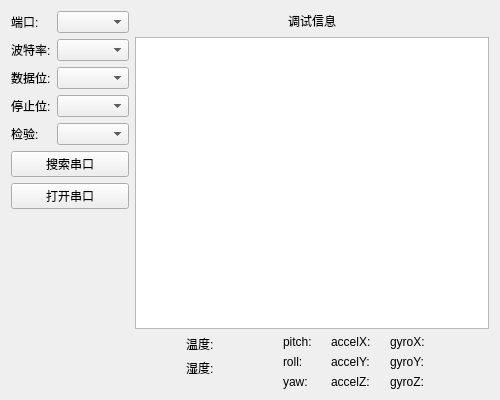
Above: qt/comm.ui from llllishuo/Vehicle_StatusMonitoring_Demo before the change. Below: the same form after it.
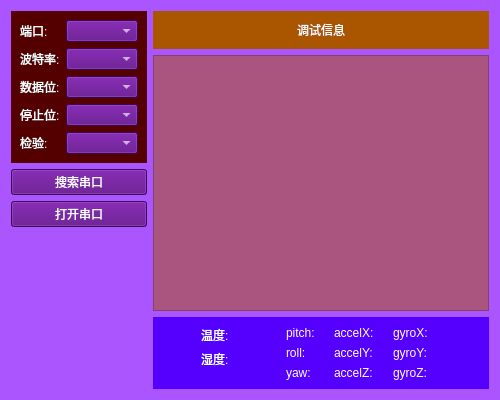
That is the form after the change.

What changed in the file:
```diff
--- a/qt/comm.ui
+++ b/qt/comm.ui
@@ -11,7 +11,11 @@
    </rect>
   </property>
   <property name="windowTitle">
-   <string>Form</string>
+   <string>串口</string>
+  </property>
+  <property name="styleSheet">
+   <string notr="true">background-color: rgb(170, 85, 255);
+font: 700 9pt &quot;FiraCode Nerd Font Mono&quot;;</string>
   </property>
   <layout class="QGridLayout" name="gridLayout">
    <item row="0" column="0">
@@ -19,61 +23,121 @@
      <item>
       <layout class="QVBoxLayout" name="comm_sp_verticalLayout">
        <item>
+        <widget class="QWidget" name="" native="true">
+         <property name="styleSheet">
+          <string notr="true">background-color: rgb(85, 0, 0);</string>
+         </property>
         <layout class="QFormLayout" name="serialPort_setting_formLayout">
          <item row="0" column="0">
           <widget class="QLabel" name="port_label">
+            <property name="styleSheet">
+             <string notr="true">color: rgb(255, 255, 255);
+font: 700 9pt &quot;FiraCode Nerd Font Mono&quot;;</string>
+            </property>
            <property name="text">
             <string>端口:</string>
            </property>
           </widget>
          </item>
          <item row="0" column="1">
-          <widget class="QComboBox" name="port_comboBox"/>
+           <widget class="QComboBox" name="port_comboBox">
+            <property name="styleSheet">
+             <string notr="true">background-color: rgb(85, 0, 127);
+color: rgb(255, 255, 255);
+font: 700 9pt &quot;FiraCode Nerd Font Mono&quot;;</string>
+            </property>
+           </widget>
          </item>
          <item row="1" column="0">
           <widget class="QLabel" name="baudRate_label">
+            <property name="styleSheet">
+             <string notr="true">color: rgb(255, 255, 255);
+font: 700 9pt &quot;FiraCode Nerd Font Mono&quot;;</string>
+            </property>
            <property name="text">
             <string>波特率:</string>
            </property>
           </widget>
          </item>
          <item row="1" column="1">
-          <widget class="QComboBox" name="baudRate_comboBox"/>
+           <widget class="QComboBox" name="baudRate_comboBox">
+            <property name="styleSheet">
+             <string notr="true">background-color: rgb(85, 0, 127);
+color: rgb(255, 255, 255);
+font: 700 9pt &quot;FiraCode Nerd Font Mono&quot;;</string>
+            </property>
+           </widget>
          </item>
          <item row="2" column="0">
           <widget class="QLabel" name="dataBits_label">
+            <property name="styleSheet">
+             <string notr="true">color: rgb(255, 255, 255);
+font: 700 9pt &quot;FiraCode Nerd Font Mono&quot;;</string>
+            </property>
            <property name="text">
             <string>数据位:</string>
            </property>
           </widget>
          </item>
          <item row="2" column="1">
-          <widget class="QComboBox" name="dataBits_comboBox"/>
+           <widget class="QComboBox" name="dataBits_comboBox">
+            <property name="styleSheet">
+             <string notr="true">background-color: rgb(85, 0, 127);
+color: rgb(255, 255, 255);
+font: 700 9pt &quot;FiraCode Nerd Font Mono&quot;;</string>
+            </property>
+           </widget>
          </item>
          <item row="3" column="0">
           <widget class="QLabel" name="stopBits_label">
+            <property name="styleSheet">
+             <string notr="true">color: rgb(255, 255, 255);
+font: 700 9pt &quot;FiraCode Nerd Font Mono&quot;;</string>
+            </property>
            <property name="text">
             <string>停止位:</string>
            </property>
           </widget>
          </item>
          <item row="3" column="1">
-          <widget class="QComboBox" name="stopBits_comboBox"/>
+           <widget class="QComboBox" name="stopBits_comboBox">
+            <property name="styleSheet">
+             <string notr="true">background-color: rgb(85, 0, 127);
+color: rgb(255, 255, 255);
+font: 700 9pt &quot;FiraCode Nerd Font Mono&quot;;</string>
+            </property>
+           </widget>
          </item>
          <item row="4" column="0">
           <widget class="QLabel" name="checkBits_label">
+            <property name="styleSheet">
+             <string notr="true">color: rgb(255, 255, 255);
+font: 700 9pt &quot;FiraCode Nerd Font Mono&quot;;</string>
+            </property>
            <property name="text">
             <string>检验:</string>
            </property>
           </widget>
          </item>
          <item row="4" column="1">
-          <widget class="QComboBox" name="checkBits_comboBox"/>
-         </item>
-        </layout>
+           <widget class="QComboBox" name="checkBits_comboBox">
+            <property name="styleSheet">
+             <string notr="true">background-color: rgb(85, 0, 127);
+color: rgb(255, 255, 255);
+font: 700 9pt &quot;FiraCode Nerd Font Mono&quot;;</string>
+            </property>
+           </widget>
+          </item>
+         </layout>
+        </widget>
        </item>
        <item>
         <widget class="QPushButton" name="serialPort_search_but">
+         <property name="styleSheet">
+          <string notr="true">background-color: rgb(85, 0, 127);
+color: rgb(255, 255, 255);
+font: 700 9pt &quot;FiraCode Nerd Font Mono&quot;;</string>
+         </property>
          <property name="text">
           <string>搜索串口</string>
          </property>
@@ -81,6 +145,11 @@
        </item>
        <item>
         <widget class="QPushButton" name="serialPort_open_but">
+         <property name="styleSheet">
+          <string notr="true">background-color: rgb(85, 0, 127);
+color: rgb(255, 255, 255);
+font: 700 9pt &quot;FiraCode Nerd Font Mono&quot;;</string>
+         </property>
          <property name="text">
           <string>打开串口</string>
          </property>
@@ -106,6 +175,10 @@
        <item>
         <layout class="QVBoxLayout" name="debug_verticalLayout">
          <item>
+          <widget class="QWidget" name="" native="true">
+           <property name="styleSheet">
+            <string notr="true">background-color: rgb(170, 85, 0);</string>
+           </property>
           <layout class="QHBoxLayout" name="debug_text_horizontalLayout">
            <item>
             <spacer name="horizontalSpacer_2">
@@ -122,6 +195,11 @@
            </item>
            <item>
             <widget class="QLabel" name="debug_label">
+              <property name="styleSheet">
+               <string notr="true">
+color: rgb(255, 255, 255);
+font: 700 9pt &quot;FiraCode Nerd Font Mono&quot;;</string>
+              </property>
              <property name="text">
               <string>调试信息</string>
              </property>
@@ -141,13 +219,24 @@
             </spacer>
            </item>
           </layout>
+          </widget>
          </item>
          <item>
-          <widget class="QTextEdit" name="debug_textEdit"/>
+          <widget class="QTextEdit" name="debug_textEdit">
+           <property name="styleSheet">
+            <string notr="true">background-color: rgb(170, 85, 127);
+color: rgb(255, 255, 255);
+font: 700 9pt &quot;FiraCode Nerd Font Mono&quot;;</string>
+           </property>
+          </widget>
          </item>
         </layout>
        </item>
        <item>
+        <widget class="QWidget" name="" native="true">
+         <property name="styleSheet">
+          <string notr="true">background-color: rgb(85, 0, 255);</string>
+         </property>
         <layout class="QHBoxLayout" name="numValue_horizontalLayout">
          <item>
           <spacer name="horizontalSpacer_5">
@@ -166,6 +255,11 @@
           <layout class="QFormLayout" name="temp_formLayout">
            <item row="0" column="0">
             <widget class="QLabel" name="temp_label">
+              <property name="styleSheet">
+               <string notr="true">
+color: rgb(255, 255, 255);
+font: 700 9pt &quot;FiraCode Nerd Font Mono&quot;;</string>
+              </property>
              <property name="text">
               <string>温度:</string>
              </property>
@@ -173,6 +267,11 @@
            </item>
            <item row="1" column="0">
             <widget class="QLabel" name="hum_label">
+              <property name="styleSheet">
+               <string notr="true">
+color: rgb(255, 255, 255);
+font: 700 9pt &quot;FiraCode Nerd Font Mono&quot;;</string>
+              </property>
              <property name="text">
               <string>湿度:</string>
              </property>
@@ -180,6 +279,11 @@
            </item>
            <item row="0" column="1">
             <widget class="QLabel" name="temp_value_label">
+              <property name="styleSheet">
+               <string notr="true">
+color: rgb(255, 255, 255);
+font: 700 9pt &quot;FiraCode Nerd Font Mono&quot;;</string>
+              </property>
              <property name="text">
               <string/>
              </property>
@@ -187,6 +291,11 @@
            </item>
            <item row="1" column="1">
             <widget class="QLabel" name="hum_value_label">
+              <property name="styleSheet">
+               <string notr="true">
+color: rgb(255, 255, 255);
+font: 700 9pt &quot;FiraCode Nerd Font Mono&quot;;</string>
+              </property>
              <property name="text">
               <string/>
              </property>
@@ -211,6 +320,11 @@
           <layout class="QFormLayout" name="posture_formLayout">
            <item row="0" column="0">
             <widget class="QLabel" name="pitch_label">
+              <property name="styleSheet">
+               <string notr="true">
+color: rgb(255, 255, 255);
+font: 700 9pt &quot;FiraCode Nerd Font Mono&quot;;</string>
+              </property>
              <property name="text">
               <string>pitch:</string>
              </property>
@@ -218,6 +332,11 @@
            </item>
            <item row="1" column="0">
             <widget class="QLabel" name="roll_label">
+              <property name="styleSheet">
+               <string notr="true">
+color: rgb(255, 255, 255);
+font: 700 9pt &quot;FiraCode Nerd Font Mono&quot;;</string>
+              </property>
              <property name="text">
               <string>roll:</string>
              </property>
@@ -225,6 +344,11 @@
            </item>
            <item row="2" column="0">
             <widget class="QLabel" name="yaw_label">
+              <property name="styleSheet">
+               <string notr="true">
+color: rgb(255, 255, 255);
+font: 700 9pt &quot;FiraCode Nerd Font Mono&quot;;</string>
+              </property>
              <property name="text">
               <string>yaw:</string>
              </property>
@@ -232,6 +356,11 @@
            </item>
            <item row="0" column="1">
             <widget class="QLabel" name="pitch_value_label">
+              <property name="styleSheet">
+               <string notr="true">
+color: rgb(255, 255, 255);
+font: 700 9pt &quot;FiraCode Nerd Font Mono&quot;;</string>
+              </property>
              <property name="text">
               <string/>
              </property>
@@ -239,6 +368,11 @@
            </item>
            <item row="1" column="1">
             <widget class="QLabel" name="roll_value_label">
+              <property name="styleSheet">
+               <string notr="true">
+color: rgb(255, 255, 255);
+font: 700 9pt &quot;FiraCode Nerd Font Mono&quot;;</string>
+              </property>
              <property name="text">
               <string/>
              </property>
@@ -246,6 +380,11 @@
            </item>
            <item row="2" column="1">
             <widget class="QLabel" name="yaw_value_label">
+              <property name="styleSheet">
+               <string notr="true">
+color: rgb(255, 255, 255);
+font: 700 9pt &quot;FiraCode Nerd Font Mono&quot;;</string>
+              </property>
              <property name="text">
               <string/>
              </property>
@@ -257,6 +396,11 @@
           <layout class="QFormLayout" name="formLayout">
            <item row="0" column="0">
             <widget class="QLabel" name="accel_x_label">
+              <property name="styleSheet">
+               <string notr="true">
+color: rgb(255, 255, 255);
+font: 700 9pt &quot;FiraCode Nerd Font Mono&quot;;</string>
+              </property>
              <property name="text">
               <string>accelX:</string>
              </property>
@@ -264,6 +408,11 @@
            </item>
            <item row="1" column="0">
             <widget class="QLabel" name="accel_y_label">
+              <property name="styleSheet">
+               <string notr="true">
+color: rgb(255, 255, 255);
+font: 700 9pt &quot;FiraCode Nerd Font Mono&quot;;</string>
+              </property>
              <property name="text">
               <string>accelY:</string>
              </property>
@@ -271,6 +420,11 @@
            </item>
            <item row="2" column="0">
             <widget class="QLabel" name="accel_z_label">
+              <property name="styleSheet">
+               <string notr="true">
+color: rgb(255, 255, 255);
+font: 700 9pt &quot;FiraCode Nerd Font Mono&quot;;</string>
+              </property>
              <property name="text">
               <string>accelZ:</string>
              </property>
@@ -278,6 +432,11 @@
            </item>
            <item row="0" column="1">
             <widget class="QLabel" name="accel_x_value_label">
+              <property name="styleSheet">
+               <string notr="true">
+color: rgb(255, 255, 255);
+font: 700 9pt &quot;FiraCode Nerd Font Mono&quot;;</string>
+              </property>
              <property name="text">
               <string/>
              </property>
@@ -285,6 +444,11 @@
            </item>
            <item row="1" column="1">
             <widget class="QLabel" name="accel_y_value_label">
+              <property name="styleSheet">
+               <string notr="true">
+color: rgb(255, 255, 255);
+font: 700 9pt &quot;FiraCode Nerd Font Mono&quot;;</string>
+              </property>
              <property name="text">
               <string/>
              </property>
@@ -292,6 +456,11 @@
            </item>
            <item row="2" column="1">
             <widget class="QLabel" name="accel_z_value_label">
+              <property name="styleSheet">
+               <string notr="true">
+color: rgb(255, 255, 255);
+font: 700 9pt &quot;FiraCode Nerd Font Mono&quot;;</string>
+              </property>
              <property name="text">
               <string/>
              </property>
@@ -303,6 +472,11 @@
           <layout class="QFormLayout" name="formLayout_3">
            <item row="0" column="0">
             <widget class="QLabel" name="gyro_x_label">
+              <property name="styleSheet">
+               <string notr="true">
+color: rgb(255, 255, 255);
+font: 700 9pt &quot;FiraCode Nerd Font Mono&quot;;</string>
+              </property>
              <property name="text">
               <string>gyroX:</string>
              </property>
@@ -310,6 +484,11 @@
            </item>
            <item row="1" column="0">
             <widget class="QLabel" name="gyro_y_label">
+              <property name="styleSheet">
+               <string notr="true">
+color: rgb(255, 255, 255);
+font: 700 9pt &quot;FiraCode Nerd Font Mono&quot;;</string>
+              </property>
              <property name="text">
               <string>gyroY:</string>
              </property>
@@ -317,6 +496,11 @@
            </item>
            <item row="2" column="0">
             <widget class="QLabel" name="gyro_z_label">
+              <property name="styleSheet">
+               <string notr="true">
+color: rgb(255, 255, 255);
+font: 700 9pt &quot;FiraCode Nerd Font Mono&quot;;</string>
+              </property>
              <property name="text">
               <string>gyroZ:</string>
              </property>
@@ -324,6 +508,11 @@
            </item>
            <item row="0" column="1">
             <widget class="QLabel" name="gyro_x_value_label">
+              <property name="styleSheet">
+               <string notr="true">
+color: rgb(255, 255, 255);
+font: 700 9pt &quot;FiraCode Nerd Font Mono&quot;;</string>
+              </property>
              <property name="text">
               <string/>
              </property>
@@ -331,6 +520,11 @@
            </item>
            <item row="1" column="1">
             <widget class="QLabel" name="gyro_y_value_label">
+              <property name="styleSheet">
+               <string notr="true">
+color: rgb(255, 255, 255);
+font: 700 9pt &quot;FiraCode Nerd Font Mono&quot;;</string>
+              </property>
              <property name="text">
               <string/>
              </property>
@@ -338,6 +532,11 @@
            </item>
            <item row="2" column="1">
             <widget class="QLabel" name="gyro_z_value_label">
+              <property name="styleSheet">
+               <string notr="true">
+color: rgb(255, 255, 255);
+font: 700 9pt &quot;FiraCode Nerd Font Mono&quot;;</string>
+              </property>
              <property name="text">
               <string/>
              </property>
@@ -359,6 +558,7 @@
           </spacer>
          </item>
         </layout>
+        </widget>
        </item>
       </layout>
      </item>
```
Lines whose indentation alone changed are shown as unchanged.
